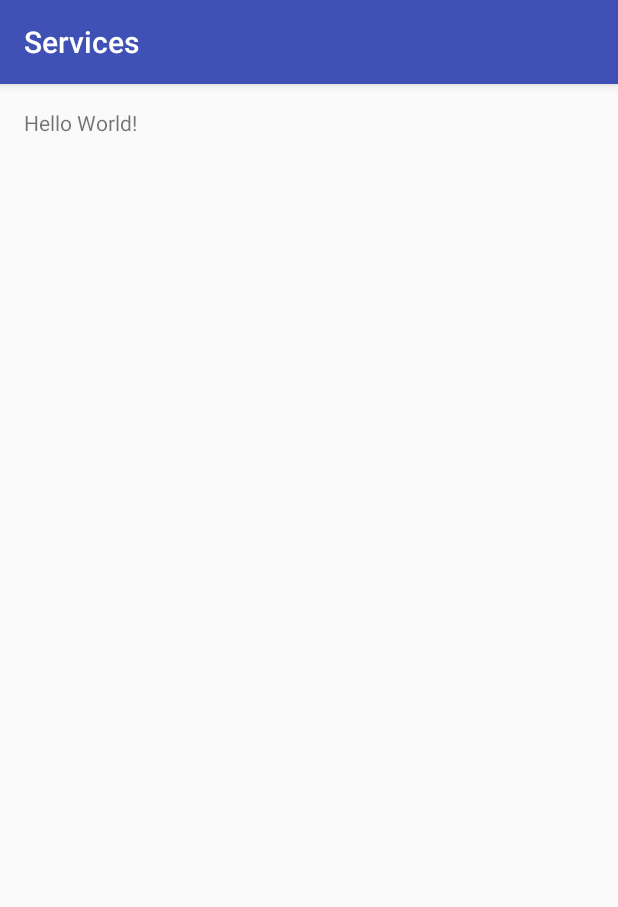
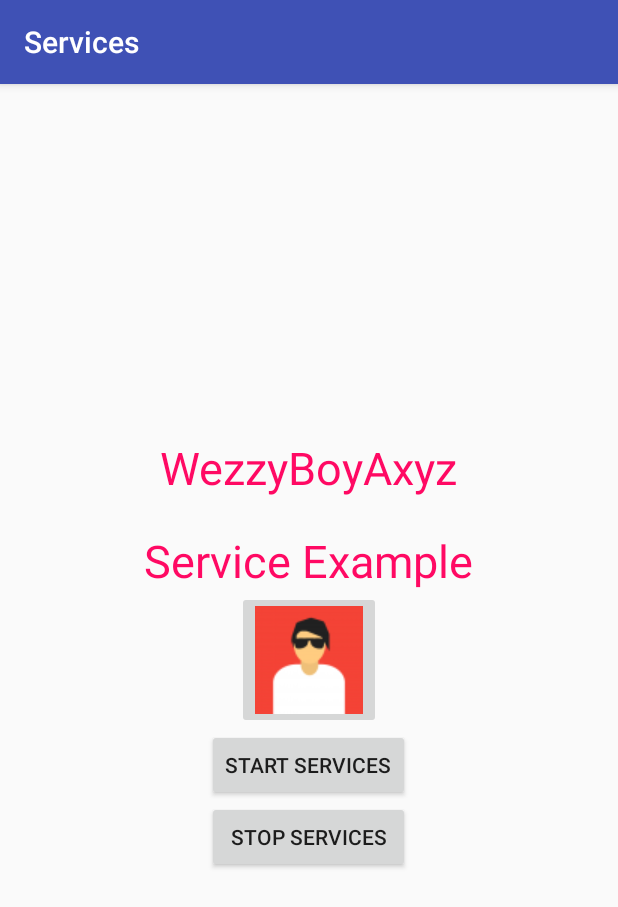
Before and after one commit to webmasteraxe/Basics, an Android app: the screen it shows after launch (MainActivity), on a phone screen of 412 x 824 dp. Shown: the top 907 px of the screen. Run offline under Robolectric (Android 15) with nearby library versions, the light colour scheme and no system bars.

Commit message:
Initial Commit

```diff
--- a/services/src/main/AndroidManifest.xml
+++ b/services/src/main/AndroidManifest.xml
@@ -15,6 +15,8 @@
                 <category android:name="android.intent.category.LAUNCHER" />
             </intent-filter>
         </activity>
+
+        <service android:name=".MyService" />
     </application>
 
 </manifest>
--- a/services/src/main/java/axyz/weezyboy/services/MainActivity.java
+++ b/services/src/main/java/axyz/weezyboy/services/MainActivity.java
@@ -1,7 +1,9 @@
 package axyz.weezyboy.services;
 
+import android.content.Intent;
 import android.support.v7.app.AppCompatActivity;
 import android.os.Bundle;
+import android.view.View;
 
 public class MainActivity extends AppCompatActivity {
 
@@ -10,4 +12,14 @@ public class MainActivity extends AppCompatActivity {
         super.onCreate(savedInstanceState);
         setContentView(R.layout.activity_main);
     }
+
+    // Method to start the service
+    public void startService(View view) {
+        startService(new Intent(getBaseContext(), MyService.class));
+    }
+
+    // Method to stop the service
+    public void stopService(View view) {
+        stopService(new Intent(getBaseContext(), MyService.class));
+    }
 }
--- /dev/null
+++ b/services/src/main/java/axyz/weezyboy/services/MyService.java
@@ -0,0 +1,29 @@
+package axyz.weezyboy.services;
+
+import android.content.Intent;
+import android.os.IBinder;
+import android.widget.Toast;
+
+/**
+ * Created by ${weezyboyaxy} on 1/7/2016.
+ */
+public class MyService extends Service {
+
+    @Override
+    public IBinder onBind(Intent arg0) {
+        return null;
+    }
+
+    @Override
+    public int onStartCommand(Intent intent, int flags, int startId) {
+        // Let it continue running until it is stopped.
+        Toast.makeText(this, "Service Started", Toast.LENGTH_LONG).show();
+        return START_STICKY;
+    }
+
+    @Override
+    public void onDestroy() {
+        super.onDestroy();
+        Toast.makeText(this, "Service Destroyed", Toast.LENGTH_LONG).show();
+    }
+}
--- a/services/src/main/res/layout/activity_main.xml
+++ b/services/src/main/res/layout/activity_main.xml
@@ -10,7 +10,52 @@
     tools:context="axyz.weezyboy.services.MainActivity">
 
     <TextView
+        android:id="@+id/textView2"
         android:layout_width="wrap_content"
         android:layout_height="wrap_content"
-        android:text="Hello World!" />
+        android:text="WezzyBoyAxyz"
+        android:textColor="#ff0963"
+        android:textSize="30dp"
+        android:layout_above="@+id/imageButton"
+        android:layout_centerHorizontal="true"
+        android:layout_marginBottom="62dp" />
+
+    <ImageButton
+        android:layout_width="wrap_content"
+        android:layout_height="wrap_content"
+        android:id="@+id/imageButton"
+        android:src="@drawable/hdpi"
+        android:layout_centerVertical="true"
+        android:layout_centerHorizontal="true" />
+
+    <Button
+        android:layout_width="wrap_content"
+        android:layout_height="wrap_content"
+        android:id="@+id/button2"
+        android:text="Start Services"
+        android:onClick="startService"
+        android:layout_below="@+id/imageButton"
+        android:layout_centerHorizontal="true" />
+
+    <Button
+        android:layout_width="wrap_content"
+        android:layout_height="wrap_content"
+        android:text="Stop Services"
+        android:id="@+id/button"
+        android:onClick="stopService"
+        android:layout_below="@+id/button2"
+        android:layout_alignLeft="@+id/button2"
+        android:layout_alignStart="@+id/button2"
+        android:layout_alignRight="@+id/button2"
+        android:layout_alignEnd="@+id/button2" />
+
+    <TextView
+        android:id="@+id/textView"
+        android:layout_width="wrap_content"
+        android:layout_height="wrap_content"
+        android:text="Service Example"
+        android:textColor="#ff0963"
+        android:textSize="30dp"
+        android:layout_above="@+id/imageButton"
+        android:layout_centerHorizontal="true" />
 </RelativeLayout>
```
Also changed, not shown: services/src/main/res/drawable/hdpi.png (added).
